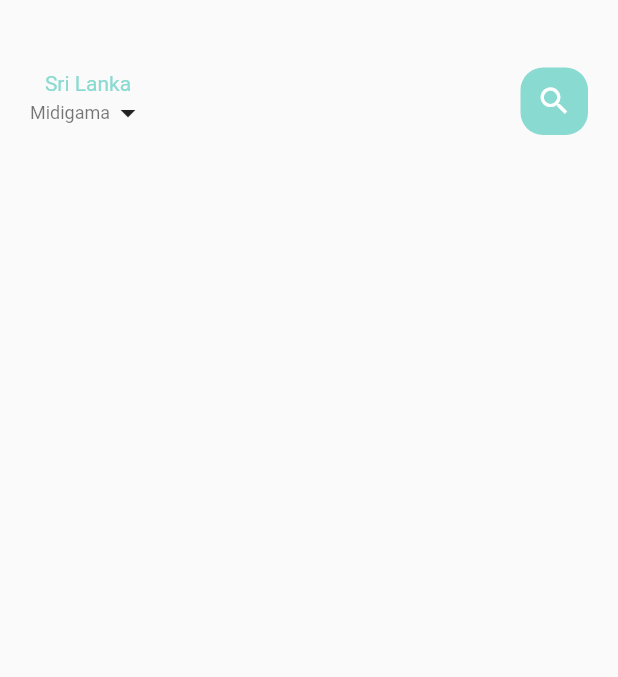
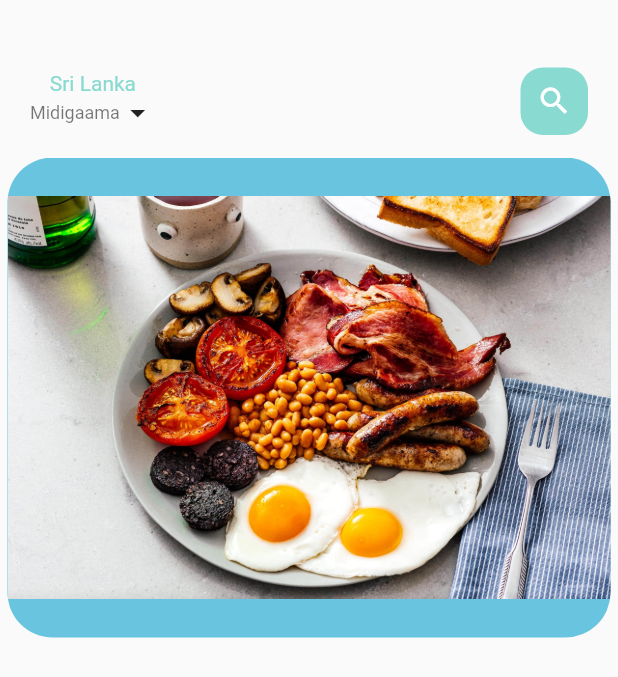
Before and after one commit to Saliya99/rock_vin_cafe_app, a Flutter app: the screen it shows after launch, on a phone screen of 412 x 824 dp. Shown: the top 677 px of the screen. Run offline on Flutter 3.47's test engine with Material 2 defaults, Android fonts, the phone set to English and light mode, and no system bars; missing offline and left inert: dart:ffi.

Commit message:
slider_update

```diff
--- a/rock_vin_cafe_app/lib/home/food_page_body.dart
+++ b/rock_vin_cafe_app/lib/home/food_page_body.dart
@@ -12,6 +12,24 @@ class FoodPageBody extends StatefulWidget {
 class _FoodPageBodyState extends State<FoodPageBody> {
   @override
   Widget build(BuildContext context) {
-    return Container();
+    return Container(
+      height: 320,
+      child: PageView.builder(
+          itemCount: 5,
+          itemBuilder: (context, position) {
+            return _buildPageItem(position);
+          }),
+    );
+  }
+
+  Widget _buildPageItem(int index) {
+    return Container(
+      height: 220,
+      margin: EdgeInsets.only(left: 5, right: 5),
+      decoration: BoxDecoration(
+          borderRadius: BorderRadius.circular(30),
+          color: index.isEven ? Color(0xFF69c5df) : Color(0xFF9294cc),
+          image: DecorationImage(image: AssetImage("assets/image/food1.jpg"))),
+    );
   }
 }
--- a/rock_vin_cafe_app/lib/home/main_food_page.dart
+++ b/rock_vin_cafe_app/lib/home/main_food_page.dart
@@ -1,6 +1,7 @@
 import 'package:flutter/material.dart';
 import 'package:flutter/src/widgets/framework.dart';
 import 'package:rock_vin_cafe_app/colors.dart';
+import 'package:rock_vin_cafe_app/home/food_page_body.dart';
 import 'package:rock_vin_cafe_app/widgets/big_text.dart';
 import 'package:rock_vin_cafe_app/widgets/small_text.dart';
 
@@ -32,7 +33,7 @@ class _MainFoodPage extends State<MainFoodPage> {
                       Row(
                         children: [
                           SmallText(
-                          text: "Midigama",
+                            text: "Midigaama",
                             color: Colors.black54,
                           ),
                           Icon(Icons.arrow_drop_down)
@@ -53,7 +54,9 @@ class _MainFoodPage extends State<MainFoodPage> {
                   )
                 ],
               ),
-          ))
+            ),
+          ),
+          FoodPageBody(),
         ],
       ),
     );
--- a/rock_vin_cafe_app/lib/pages/splash/splash_page.dart
+++ b/rock_vin_cafe_app/lib/pages/splash/splash_page.dart
@@ -16,7 +16,7 @@ class _SplashScreenState extends State<SplashScreen>
 
   @override
   Void initState() {
-    super.initState()();
+    super.initState();
     controller =
         new AnimationController(vsync: this, duration: Duration(seconds: 2));
   }
--- a/rock_vin_cafe_app/pubspec.yaml
+++ b/rock_vin_cafe_app/pubspec.yaml
@@ -60,9 +60,9 @@ flutter:
   uses-material-design: true
 
 
-  # assets:
-  #   - images/a_dot_burr.jpeg
-  #   - images/a_dot_ham.jpeg
+  assets:
+    - assets/image/
+
 
 
   fonts:
```
Also changed, not shown: rock_vin_cafe_app/assets/image/food1.jpg (added), rock_vin_cafe_app/assets/image/food2.JPG (added), rock_vin_cafe_app/assets/image/food3.jpeg (added), rock_vin_cafe_app/assets/image/food4.jpg (added), rock_vin_cafe_app/assets/image/food5.jpeg (added), rock_vin_cafe_app/assets/image/food6.jpg (added), rock_vin_cafe_app/pubspec.lock. Lines whose indentation alone changed are shown as unchanged.
